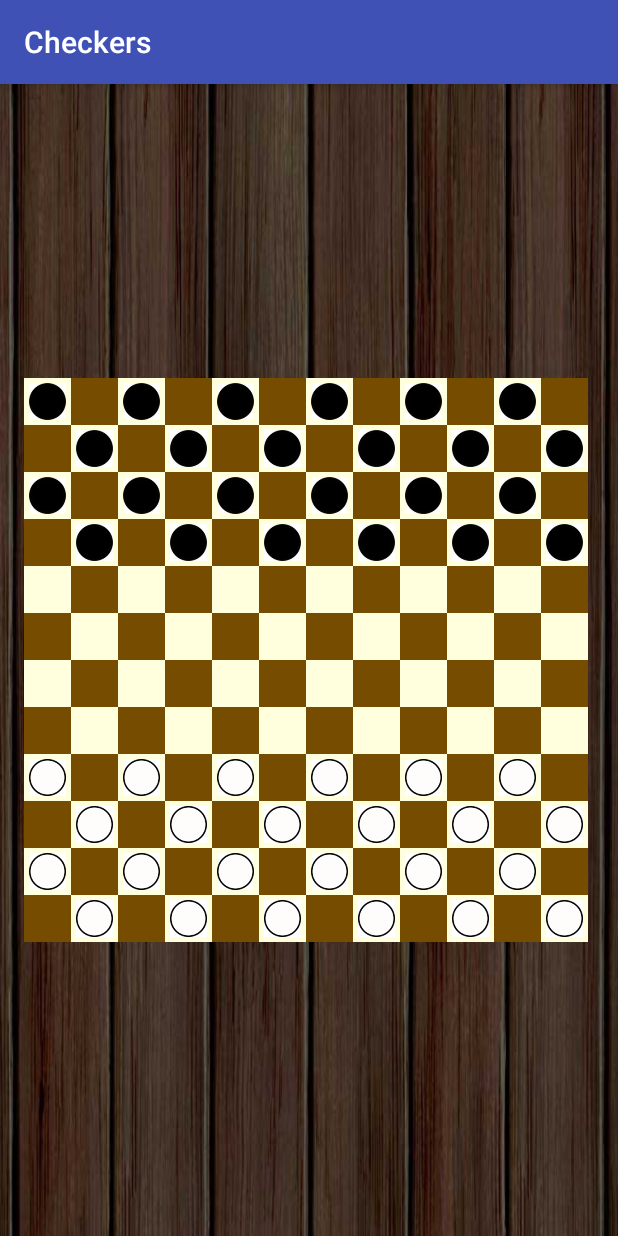
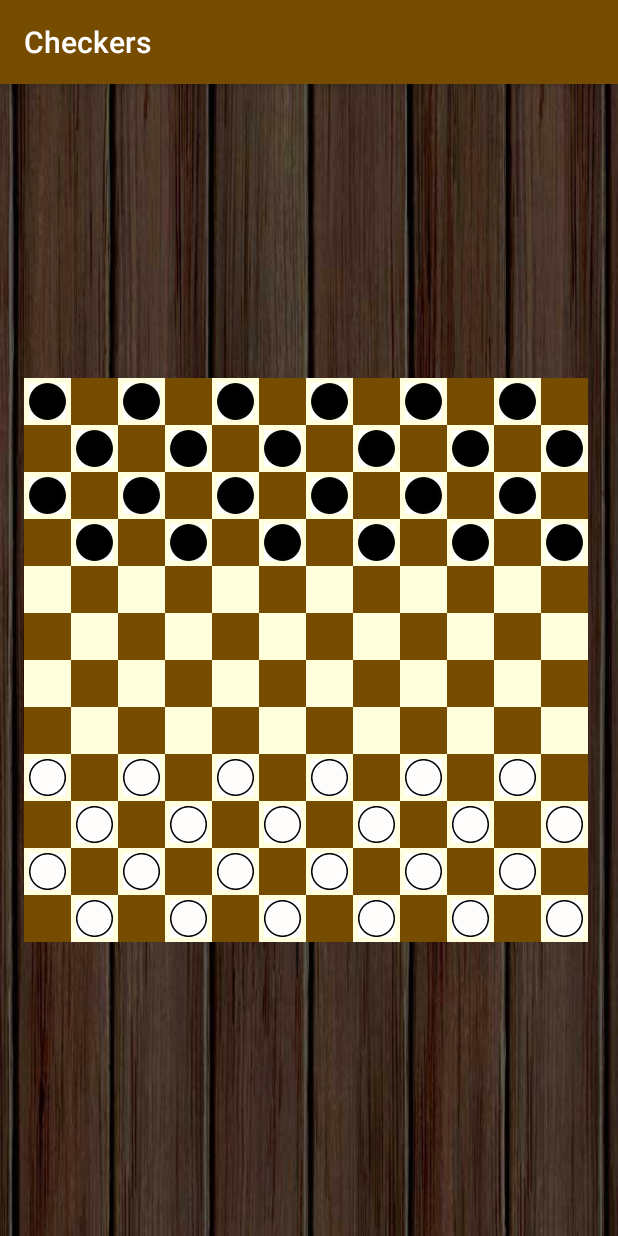
Before and after one commit to joren485/Draughts, an Android app: the MainActivity screen opened directly, with no data from a screen before it, on a phone screen of 412 x 824 dp. Run offline under Robolectric (Android 15) with nearby library versions, the phone set to English and light mode, and no system bars.

Commit message:
Fullscreen, theme and easier column amount

```diff
--- a/Checkers/app/src/main/java/com/example/checkers/ChessBoardAdapter.java
+++ b/Checkers/app/src/main/java/com/example/checkers/ChessBoardAdapter.java
@@ -13,14 +13,16 @@ public class ChessBoardAdapter extends BaseAdapter{
     private final Context context;
     private static final int BROWN = R.drawable.brown;
     private static final int BEIGE = R.drawable.beige;
+    private final int columnAmount;
 
-    public ChessBoardAdapter(Context c) {
+    public ChessBoardAdapter(Context c, int columns) {
         context = c;
+        this.columnAmount = columns;
     }
 
     @Override
     public int getCount() {
-        return 144;
+        return columnAmount * columnAmount;
     }
 
     @Override
@@ -42,12 +44,12 @@ public class ChessBoardAdapter extends BaseAdapter{
         } else {
             mView = (SquareView) convertView;
         }
-        mView.setBackgroundResource((position + position/12) % 2 == 0 ? BEIGE : BROWN);
+        mView.setBackgroundResource((position + position/columnAmount) % 2 == 0 ? BEIGE : BROWN);
         mView.setPadding(5, 5, 5, 5);
-        if ((position + position/12) % 2 == 0) {
-            if (position < 48)
+        if ((position + position/columnAmount) % 2 == 0) {
+            if (position < 4*columnAmount)
                 mView.setImageResource(R.drawable.black);
-            else if (position >= 96)
+            else if (position >= (columnAmount - 4) * columnAmount)
                 mView.setImageResource(R.drawable.white);
         }
 
--- a/Checkers/app/src/main/java/com/example/checkers/MainActivity.java
+++ b/Checkers/app/src/main/java/com/example/checkers/MainActivity.java
@@ -3,6 +3,8 @@ package com.example.checkers;
 import android.os.Bundle;
 import android.support.v7.app.AppCompatActivity;
 import android.view.View;
+import android.view.Window;
+import android.view.WindowManager;
 import android.widget.AdapterView;
 import android.widget.GridView;
 import android.widget.TextView;
@@ -12,19 +14,25 @@ public class MainActivity extends AppCompatActivity {
     @Override
     protected void onCreate(Bundle savedInstanceState) {
         super.onCreate(savedInstanceState);
+        // remove title
+        requestWindowFeature(Window.FEATURE_NO_TITLE);
+        getWindow().setFlags(WindowManager.LayoutParams.FLAG_FULLSCREEN,
+                WindowManager.LayoutParams.FLAG_FULLSCREEN);
         setContentView(R.layout.activity_main);
 
+        final int columnAmount = 12;
+
         GridView gvChessBoard = (GridView) findViewById(R.id.gvChessBoard);
-        ChessBoardAdapter gaSquares = new ChessBoardAdapter(this);
+        ChessBoardAdapter gaSquares = new ChessBoardAdapter(this,columnAmount);
 
+        gvChessBoard.setNumColumns(columnAmount);
         gvChessBoard.setAdapter(gaSquares);
-
         final TextView tvPosition = (TextView) findViewById(R.id.tvPosition);
 
         gvChessBoard.setOnItemClickListener(new AdapterView.OnItemClickListener() {
             @Override
             public void onItemClick(AdapterView<?> parent, View view, int position, long id) {
-                tvPosition.setText("Position: (" + (position/10 + 1) + "," + (position%10 + 1) + ")");
+                tvPosition.setText("Position: (" + (position/columnAmount + 1) + "," + (position%columnAmount + 1) + ")");
                 tvPosition.setVisibility(View.VISIBLE);
             }
         });
--- a/Checkers/app/src/main/res/layout/activity_main.xml
+++ b/Checkers/app/src/main/res/layout/activity_main.xml
@@ -14,7 +14,6 @@
         android:id="@+id/gvChessBoard"
         android:layout_width="match_parent"
         android:layout_height="wrap_content"
-        android:numColumns="12"
         android:layout_centerInParent="true"
         >
     </GridView>
--- a/Checkers/app/src/main/res/values/colors.xml
+++ b/Checkers/app/src/main/res/values/colors.xml
@@ -1,6 +1,6 @@
 <?xml version="1.0" encoding="utf-8"?>
 <resources>
-    <color name="colorPrimary">#3F51B5</color>
-    <color name="colorPrimaryDark">#303F9F</color>
-    <color name="colorAccent">#FF4081</color>
+    <color name="colorPrimary">#754C00</color>
+    <color name="colorPrimaryDark">#ffffdd</color>
+    <color name="colorAccent">#996633</color>
 </resources>
--- a/Checkers/app/src/main/res/values/strings.xml
+++ b/Checkers/app/src/main/res/values/strings.xml
@@ -1,3 +1,7 @@
 <resources>
     <string name="app_name">Checkers</string>
+
+    <string name="title_activity_fullscreen">FullscreenActivity</string>
+    <string name="dummy_button">Dummy Button</string>
+    <string name="dummy_content">DUMMY\nCONTENT</string>
 </resources>
```
Also changed, not shown: Checkers/app/src/main/res/values/attrs.xml (added, +12 -0 lines).
